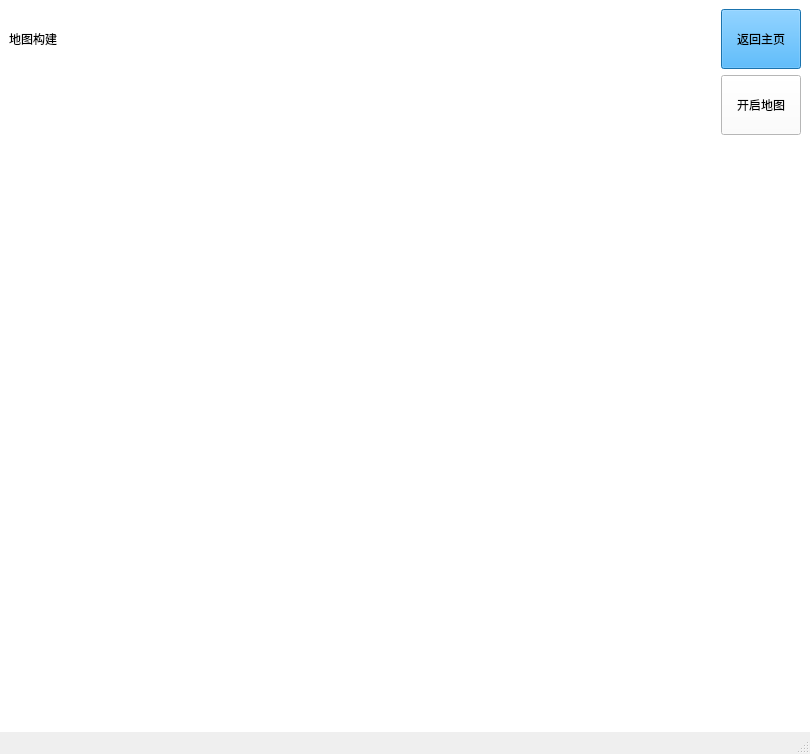
Old version of the form mainwindow.ui in the repository langmda/car-project.
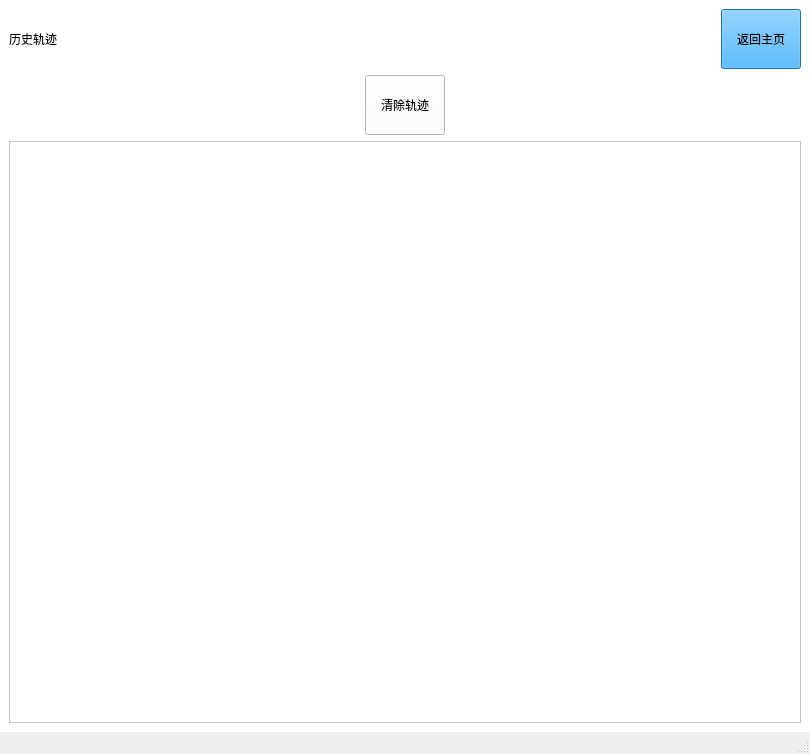
New version of the form. Icons and pictures are not drawn.

Commit message: 进行历史轨迹中

Patch:
```diff
--- a/mainwindow.ui
+++ b/mainwindow.ui
@@ -806,7 +806,7 @@
           <item row="1" column="4">
            <layout class="QVBoxLayout" name="verticalLayout_9">
             <item>
-             <widget class="QPushButton" name="MapButton">
+             <widget class="QPushButton" name="TrajectoryButton">
               <property name="sizePolicy">
                <sizepolicy hsizetype="Preferred" vsizetype="Fixed">
                 <horstretch>0</horstretch>
@@ -854,7 +854,7 @@
 color: rgb(0, 0, 0);</string>
               </property>
               <property name="text">
-               <string>地图构建</string>
+               <string>历史轨迹</string>
               </property>
               <property name="alignment">
                <set>Qt::AlignmentFlag::AlignCenter</set>
@@ -958,7 +958,7 @@
         </item>
        </layout>
       </widget>
-      <widget class="QWidget" name="MapPage">
+      <widget class="QWidget" name="TrajectoryPage">
        <layout class="QVBoxLayout" name="verticalLayout_22">
         <item>
          <layout class="QHBoxLayout" name="horizontalLayout_25">
@@ -969,7 +969,7 @@
 color: rgb(0, 0, 0);</string>
             </property>
             <property name="text">
-             <string>地图构建</string>
+             <string>历史轨迹</string>
             </property>
            </widget>
           </item>
@@ -987,7 +987,7 @@
            </spacer>
           </item>
           <item>
-           <widget class="QPushButton" name="Map_BackHomeButton">
+           <widget class="QPushButton" name="Trajectory_BackHomeButton">
             <property name="minimumSize">
              <size>
               <width>0</width>
@@ -1009,23 +1009,6 @@
         </item>
         <item>
          <layout class="QHBoxLayout" name="horizontalLayout_26">
-          <item>
-           <widget class="QLabel" name="robotPosLabel">
-            <property name="minimumSize">
-             <size>
-              <width>300</width>
-              <height>0</height>
-             </size>
-            </property>
-            <property name="styleSheet">
-             <string notr="true">font: 12pt &quot;Microsoft YaHei UI&quot;;
-color: rgb(0, 0, 0);</string>
-            </property>
-            <property name="text">
-             <string/>
-            </property>
-           </widget>
-          </item>
           <item>
            <spacer name="horizontalSpacer_52">
             <property name="orientation">
@@ -1040,7 +1023,7 @@
            </spacer>
           </item>
           <item>
-           <widget class="QPushButton" name="MapSwitchButton">
+           <widget class="QPushButton" name="TrajectoryClearButton">
             <property name="minimumSize">
              <size>
               <width>0</width>
@@ -1052,26 +1035,29 @@
 color: rgb(0, 0, 0);</string>
             </property>
             <property name="text">
-             <string>开启地图</string>
+             <string>清除轨迹</string>
             </property>
            </widget>
           </item>
+          <item>
+           <spacer name="horizontalSpacer_53">
+            <property name="orientation">
+             <enum>Qt::Orientation::Horizontal</enum>
+            </property>
+            <property name="sizeHint" stdset="0">
+             <size>
+              <width>40</width>
+              <height>20</height>
+             </size>
+            </property>
+           </spacer>
+          </item>
          </layout>
         </item>
         <item>
-         <widget class="QLabel" name="MapLabel">
-          <property name="minimumSize">
-           <size>
-            <width>0</width>
-            <height>500</height>
-           </size>
-          </property>
+         <widget class="QGraphicsView" name="graphicsView">
           <property name="styleSheet">
-           <string notr="true">font: 18pt &quot;Microsoft YaHei UI&quot;;
-color: rgb(0, 0, 0);</string>
-          </property>
-          <property name="text">
-           <string/>
+           <string notr="true"/>
           </property>
          </widget>
         </item>
```
The commit also changes 46 other files.
